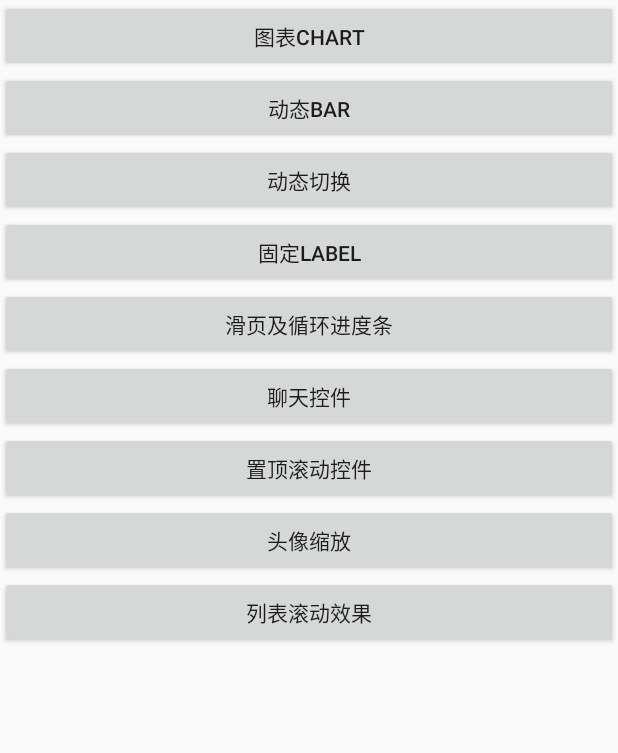
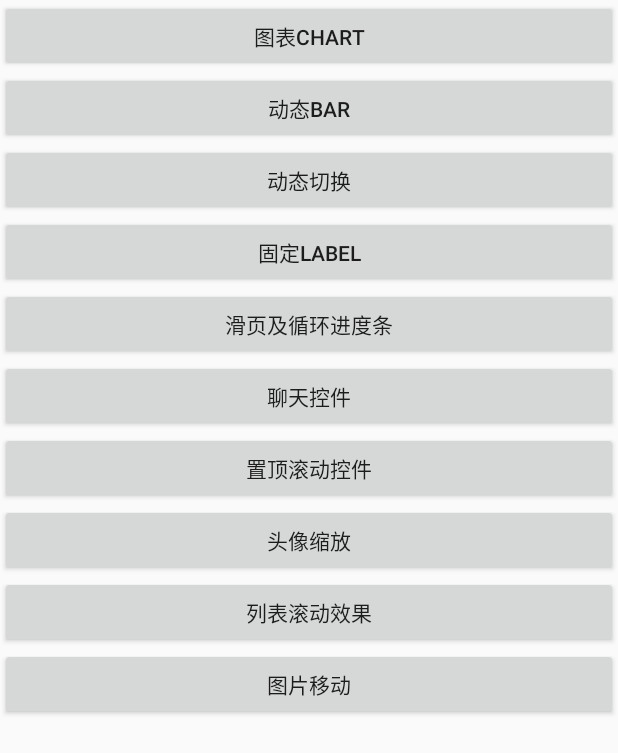
Before and after one commit to JiangYueA/android_aps, an Android app: the screen it shows after launch (DemoActivity), on a phone screen of 412 x 824 dp. Shown: the top 753 px of the screen. Run offline under Robolectric (Android 15) with nearby library versions, the phone set to English and light mode, and no system bars.

Commit message:
add pohoto

```diff
--- a/app/src/main/AndroidManifest.xml
+++ b/app/src/main/AndroidManifest.xml
@@ -61,6 +61,8 @@
                 android:value=".views.jpardogo.activity.ui.MainActivity" />
         </activity>
         <activity
+            android:name=".views.jpardogo.activity.ui.BaseActivity" />
+        <activity
             android:name=".AppearanceExamplesActivity"
             android:label="@string/appearance" />
     </application>
--- a/app/src/main/res/layout/activity_demo.xml
+++ b/app/src/main/res/layout/activity_demo.xml
@@ -67,4 +67,11 @@
         android:onClick="onClick"
         android:text="列表滚动效果" />
 
+    <Button
+        android:id="@+id/btn_photo"
+        android:layout_width="fill_parent"
+        android:layout_height="wrap_content"
+        android:onClick="onClick"
+        android:text="图片移动" />
+
 </LinearLayout>
```
Also changed, not shown: app/src/main/java/com/example/jiangyue/androidap/DemoActivity.java (+8 -0 lines), 1 other file.
